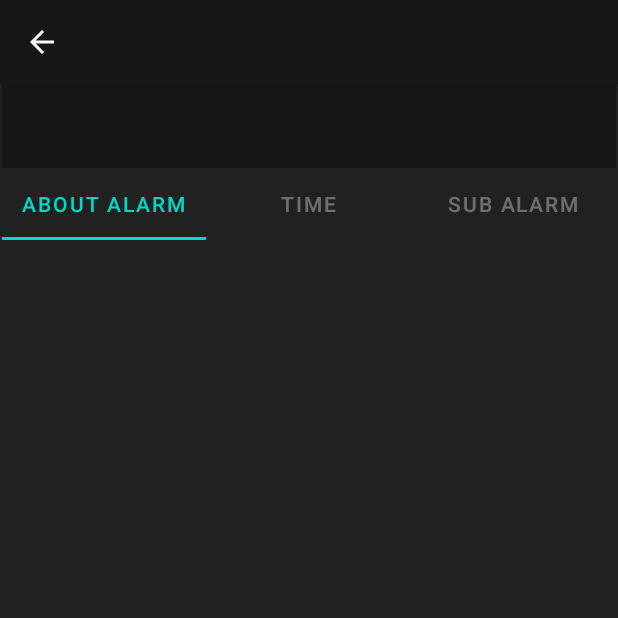
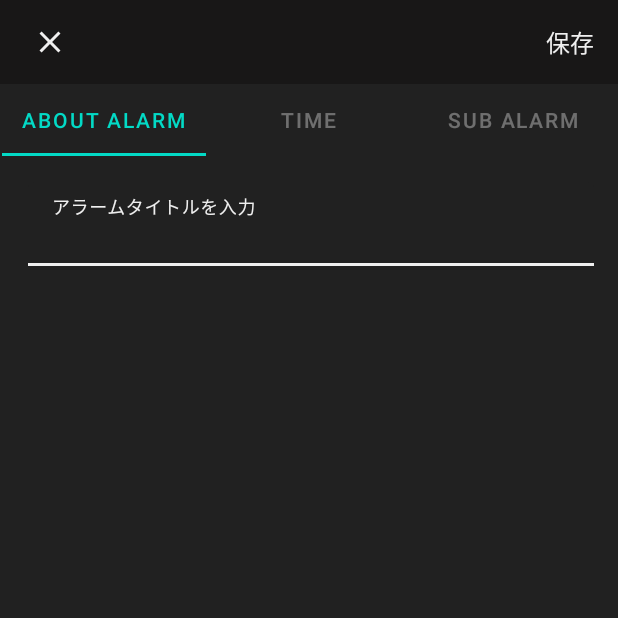
Before and after one commit to 0ga0takash1/Zekki_kaifi_alarm, an Android app: the InputActivity screen opened directly, with no data from a screen before it, on a phone screen of 412 x 824 dp, the top half of it. Run offline under Robolectric (Android 15) with nearby library versions, the phone set to English and light mode, and no system bars.

Commit message:
InputActivity実装途中

```diff
--- a/app/src/main/java/zekki/kaihi/alarm/InputActivity.java
+++ b/app/src/main/java/zekki/kaihi/alarm/InputActivity.java
@@ -1,21 +1,22 @@
 package zekki.kaihi.alarm;
 
-import androidx.annotation.NonNull;
-import androidx.appcompat.app.ActionBar;
 import androidx.appcompat.app.AppCompatActivity;
-import androidx.fragment.app.Fragment;
-import androidx.fragment.app.FragmentPagerAdapter;
 import androidx.viewpager.widget.ViewPager;
 
 import android.content.Intent;
 import android.os.Bundle;
 import android.view.View;
-import android.widget.QuickContactBadge;
-import android.widget.Toolbar;
+import android.widget.EditText;
+import android.widget.ImageView;
+import android.widget.TextView;
+import android.widget.TimePicker;
 
 import com.google.android.material.tabs.TabLayout;
 
+import java.util.Calendar;
+
 public class InputActivity extends AppCompatActivity {
+    private int reqCode = -1;
     private static int MENU_DELETE_ID = 2;
 
     @Override
@@ -23,38 +24,50 @@ public class InputActivity extends AppCompatActivity {
         super.onCreate(savedInstanceState);
         setContentView(R.layout.activity_input2);
 
-//        Toolbar toolbar = (Toolbar) findViewById(R.id.toolbar_input);
-//        toolbar.setNavigationIcon(R.drawable.ic_baseline_close_24);
-//        toolbar.setNavigationOnClickListener(new View.OnClickListener(){
-//            @Override
-//            public void onClick(View v) {
-//                Intent i = new Intent();
-//                setResult(RESULT_CANCELED, i);
-//                finish();
-//            }
-//        });
+        ImageView back = findViewById(R.id.back_button);
+        TextView save = findViewById(R.id.save_button);
+        EditText alarm_name = findViewById(R.id.alarm_name_edit);
+        TimePicker tp = findViewById(R.id.time_picker);
 
-//        toolbar.inflateMenu(R.menu.menu_edit);
+        DatabaseHelper helper = DatabaseHelper.getInstance(InputActivity.this);
 
-        ActionBar actionBar = getSupportActionBar();
-        if (actionBar != null) {
-            actionBar.setDisplayHomeAsUpEnabled(true);
-            actionBar.setTitle("");
-        }
+        // x button
+        back.setOnClickListener(new View.OnClickListener() {
+            @Override
+            public void onClick(View view) {
+                finish();
+            }
+        });
 
-//        InputTabAdapter InputTabAdapter = new InputTabAdapter(this, getSupportFragmentManager());
+        // save button
+        save.setOnClickListener(new View.OnClickListener() {
+            @Override
+            public void onClick(View view) {
 
-//        ViewPager viewPager = findViewById(R.id.input_vp);
-//        viewPager.setAdapter(InputTabAdapter);
+                Intent intent = getIntent();
+                reqCode = intent.getIntExtra(getString(R.string.request_code),-1);
+                int alarmID = -1;
+                int hour = tp.getHour(), minute = tp.getMinute();
 
-//        TabLayout tabLayout = (TabLayout) findViewById(R.id.input_tab);
-//        tabLayout.setupWithViewPager(viewPager);
-    }
+                Calendar calendar = Calendar.getInstance();
+                calendar.setTimeInMillis(System.currentTimeMillis());
+                calendar.set(Calendar.HOUR_OF_DAY, hour);
+                calendar.set(Calendar.MINUTE, minute);
 
-    @Override
-    public boolean onSupportNavigateUp() {
-        finish();
+                // アラーム名の設定
+                String alarmName = alarm_name.getText().toString();
+                String alarmTime = String.format("%02d", hour) + ":"+ String.format("%02d", minute);
+                finish();
+            }
+        });
 
-        return super.onSupportNavigateUp();
+        // Tab layout
+        InputTabAdapter InputTabAdapter = new InputTabAdapter(this, getSupportFragmentManager());
+
+        ViewPager viewPager = findViewById(R.id.input_vp);
+        viewPager.setAdapter(InputTabAdapter);
+
+        TabLayout tab = findViewById(R.id.input_tab);
+        tab.setupWithViewPager(viewPager);
     }
 }
--- a/app/src/main/java/zekki/kaihi/alarm/InputTabAdapter.java
+++ b/app/src/main/java/zekki/kaihi/alarm/InputTabAdapter.java
@@ -28,6 +28,8 @@ public class InputTabAdapter extends FragmentPagerAdapter {
 
         Fragment fragment = null;
         if (position == 0) fragment = new InputAlarmInfoFragment();
+        else if (position == 1) fragment = new InputTimeFragment();
+        else fragment = new InputSubAlarmFragment();
         return fragment;
     }
 
--- /dev/null
+++ b/app/src/main/java/zekki/kaihi/alarm/InputTimeFragment.java
@@ -0,0 +1,64 @@
+package zekki.kaihi.alarm;
+
+import android.os.Bundle;
+
+import androidx.fragment.app.Fragment;
+
+import android.view.LayoutInflater;
+import android.view.View;
+import android.view.ViewGroup;
+
+/**
+ * A simple {@link Fragment} subclass.
+ * Use the {@link InputTimeFragment#newInstance} factory method to
+ * create an instance of this fragment.
+ */
+public class InputTimeFragment extends Fragment {
+
+    // TODO: Rename parameter arguments, choose names that match
+    // the fragment initialization parameters, e.g. ARG_ITEM_NUMBER
+    private static final String ARG_PARAM1 = "param1";
+    private static final String ARG_PARAM2 = "param2";
+
+    // TODO: Rename and change types of parameters
+    private String mParam1;
+    private String mParam2;
+
+    public InputTimeFragment() {
+        // Required empty public constructor
+    }
+
+    /**
+     * Use this factory method to create a new instance of
+     * this fragment using the provided parameters.
+     *
+     * @param param1 Parameter 1.
+     * @param param2 Parameter 2.
+     * @return A new instance of fragment InputTimeFragment.
+     */
+    // TODO: Rename and change types and number of parameters
+    public static InputTimeFragment newInstance(String param1, String param2) {
+        InputTimeFragment fragment = new InputTimeFragment();
+        Bundle args = new Bundle();
+        args.putString(ARG_PARAM1, param1);
+        args.putString(ARG_PARAM2, param2);
+        fragment.setArguments(args);
+        return fragment;
+    }
+
+    @Override
+    public void onCreate(Bundle savedInstanceState) {
+        super.onCreate(savedInstanceState);
+        if (getArguments() != null) {
+            mParam1 = getArguments().getString(ARG_PARAM1);
+            mParam2 = getArguments().getString(ARG_PARAM2);
+        }
+    }
+
+    @Override
+    public View onCreateView(LayoutInflater inflater, ViewGroup container,
+                             Bundle savedInstanceState) {
+        // Inflate the layout for this fragment
+        return inflater.inflate(R.layout.fragment_input_time, container, false);
+    }
+}
--- a/app/src/main/java/zekki/kaihi/alarm/ListAdapter.java
+++ b/app/src/main/java/zekki/kaihi/alarm/ListAdapter.java
@@ -31,10 +31,6 @@ public class ListAdapter extends RecyclerView.Adapter<AlarmInfoHolder> {
             public void onClick(View v) {
                 Context context = parent.getContext();
                 int position = holder.getAdapterPosition();
-//                Intent i = new Intent(context, InputActivity.class);
-//                i.putExtra(context.getString(R.string.request_code),MainActivity.EDIT_REQ_CODE);
-//                i.putExtra(context.getString(R.string.alarm_id),data.get(position).getAlarmID());
-//                ((Activity) context).startActivityForResult(i,MainActivity.EDIT_REQ_CODE);
             }
         });
         return holder;
--- a/app/src/main/res/layout/activity_input2.xml
+++ b/app/src/main/res/layout/activity_input2.xml
@@ -11,18 +11,50 @@
 
     <androidx.appcompat.widget.Toolbar
         android:id="@+id/toolbar_input"
-        android:layout_width="409dp"
+        android:layout_width="match_parent"
         android:layout_height="wrap_content"
         android:background="?attr/colorPrimary"
         android:minHeight="?attr/actionBarSize"
         android:theme="?attr/actionBarTheme"
+        app:contentInsetStart="0dp"
         app:layout_constraintEnd_toEndOf="parent"
         app:layout_constraintHorizontal_bias="0.5"
         app:layout_constraintStart_toStartOf="parent"
-        app:layout_constraintTop_toTopOf="parent" />
+        app:layout_constraintTop_toTopOf="parent" >
+
+        <androidx.constraintlayout.widget.ConstraintLayout
+            android:layout_width="match_parent"
+            android:layout_height="match_parent"
+            tools:layout_editor_absoluteY="16dp">
+
+            <ImageView
+                android:id="@+id/back_button"
+                android:layout_width="wrap_content"
+                android:layout_height="wrap_content"
+                android:layout_marginStart="16dp"
+                android:padding="5dp"
+                app:layout_constraintBottom_toBottomOf="parent"
+                app:layout_constraintStart_toStartOf="parent"
+                app:layout_constraintTop_toTopOf="parent"
+                app:srcCompat="@drawable/ic_baseline_close_24"
+                android:contentDescription="@string/action_delete" />
+
+            <TextView
+                android:id="@+id/save_button"
+                android:layout_width="wrap_content"
+                android:layout_height="wrap_content"
+                android:layout_marginEnd="16dp"
+                android:text="@string/SaveBottom"
+                android:textColor="@color/white2"
+                android:textSize="16sp"
+                app:layout_constraintBottom_toBottomOf="parent"
+                app:layout_constraintEnd_toEndOf="parent"
+                app:layout_constraintTop_toTopOf="parent" />
+        </androidx.constraintlayout.widget.ConstraintLayout>
+    </androidx.appcompat.widget.Toolbar>
 
     <com.google.android.material.tabs.TabLayout
-        android:id="@+id/input_tab2"
+        android:id="@+id/input_tab"
         android:layout_width="409dp"
         android:layout_height="wrap_content"
         android:background="@color/black2"
@@ -56,20 +88,16 @@
         android:layout_marginTop="1dp"
         android:layout_marginBottom="1dp"
         android:orientation="vertical"
-        app:layout_constraintBottom_toBottomOf="parent"
         app:layout_constraintEnd_toEndOf="parent"
         app:layout_constraintHorizontal_bias="0.5"
-        app:layout_constraintStart_toStartOf="parent"
-        app:layout_constraintTop_toBottomOf="@+id/input_tab2">
+        app:layout_constraintTop_toBottomOf="@+id/input_tab">
         <androidx.viewpager.widget.ViewPager
             android:id="@+id/input_vp"
             android:layout_width="wrap_content"
             android:layout_height="wrap_content"
-            app:layout_constraintBottom_toBottomOf="parent"
             app:layout_constraintEnd_toEndOf="parent"
             app:layout_constraintHorizontal_bias="0.5">
         </androidx.viewpager.widget.ViewPager>
     </LinearLayout>
 
-
 </androidx.constraintlayout.widget.ConstraintLayout>
--- a/app/src/main/res/layout/fragment_input_alarm_info.xml
+++ b/app/src/main/res/layout/fragment_input_alarm_info.xml
@@ -12,17 +12,27 @@
         android:layout_height="match_parent">
 
         <com.google.android.material.textfield.TextInputLayout
+            android:id="@+id/textInputLayout"
             android:layout_width="match_parent"
             android:layout_height="wrap_content"
+            android:padding="16dp"
+            android:textColorHint="@color/white2"
+            app:boxBackgroundColor="@color/black2"
+            app:boxStrokeColor="@color/white2"
+            app:hintTextColor="@color/white2"
             app:layout_constraintEnd_toEndOf="parent"
             app:layout_constraintHorizontal_bias="0.5"
             app:layout_constraintStart_toStartOf="parent"
             app:layout_constraintTop_toTopOf="parent">
 
             <com.google.android.material.textfield.TextInputEditText
+                android:id="@+id/alarm_name_edit"
                 android:layout_width="match_parent"
                 android:layout_height="wrap_content"
-                android:hint="アラームタイトルを入力" />
+                android:hint="@string/AlarmTitleHint"
+                android:inputType="text"
+                android:textColor="@color/white2"
+                android:theme="@style/EditTextStyle" />
         </com.google.android.material.textfield.TextInputLayout>
 
     </androidx.constraintlayout.widget.ConstraintLayout>
--- a/app/src/main/res/menu/menu_edit.xml
+++ /dev/null
@@ -1,10 +0,0 @@
-<?xml version="1.0" encoding="utf-8"?>
-<menu xmlns:android="http://schemas.android.com/apk/res/android"
-    xmlns:app="http://schemas.android.com/apk/res-auto">
-    <item
-        android:id="@+id/action_save"
-        android:title="@string/SaveBottom"
-        android:orderInCategory="1"
-        app:showAsAction="always"
-    />
-</menu>
--- a/app/src/main/res/values/strings.xml
+++ b/app/src/main/res/values/strings.xml
@@ -43,5 +43,9 @@
     <string name="InputTabCenter">Time</string>
     <string name="InputTabRight">Sub Alarm</string>
     <string name="SaveBottom">保存</string>
+    <string name="AlarmTitleHint">アラームタイトルを入力</string>
+    <string name="Next">次へ</string>
+    <!-- TODO: Remove or change this placeholder text -->
+    <string name="hello_blank_fragment">Hello blank fragment</string>
 
 </resources>
--- a/app/src/main/res/values/themes.xml
+++ b/app/src/main/res/values/themes.xml
@@ -1,6 +1,6 @@
 <resources xmlns:tools="http://schemas.android.com/tools">
     <!-- Base application theme. -->
-    <style name="Theme.Zekki_kaihi_alarm" parent="Theme.MaterialComponents.DayNight.DarkActionBar">
+    <style name="Theme.Zekki_kaihi_alarm" parent="Theme.MaterialComponents.DayNight.NoActionBar">
         <!-- Primary brand color. -->
         <item name="colorPrimary">@color/black3</item>
         <item name="colorPrimaryVariant">@color/black2</item>
@@ -19,6 +19,11 @@
         <item name="windowNoTitle">true</item>
     </style>
 
+    <style name="EditTextStyle" parent="Widget.AppCompat.EditText">
+        <item name="colorControlActivated">@color/design_default_color_secondary</item>
+        <item name="colorControlNormal">@color/white2</item>
+    </style>
+
     <style name="Theme.Zekki_kaihi_alarm.AppBarOverlay" parent="ThemeOverlay.AppCompat.Dark.ActionBar" />
 
     <style name="Theme.Zekki_kaihi_alarm.PopupOverlay" parent="ThemeOverlay.AppCompat.Light" />
--- a/app/src/main/res/xml/setting.xml
+++ b/app/src/main/res/xml/setting.xml
@@ -19,7 +19,6 @@
 <!--            android:showDefault="true"-->
 <!--            android:showSilent="true"-->
 <!--            android:title="@string/alarm_sound" />-->
-
     </PreferenceCategory>
 
     <PreferenceCategory app:title="@string/alarm_header">
```
Also changed, not shown: app/src/main/AndroidManifest.xml (+7 -6 lines), app/src/main/java/zekki/kaihi/alarm/InputSubAlarmFragment.java (added, +64 -0 lines), app/src/main/res/layout/activity_input.xml (deleted, +0 -60 lines), app/src/main/res/layout/alarm_list_layout.xml (+5 -13 lines), app/src/main/res/layout/fragment_input_sub_alarm.xml (added, +14 -0 lines), app/src/main/res/layout/fragment_input_time.xml (added, +39 -0 lines).
